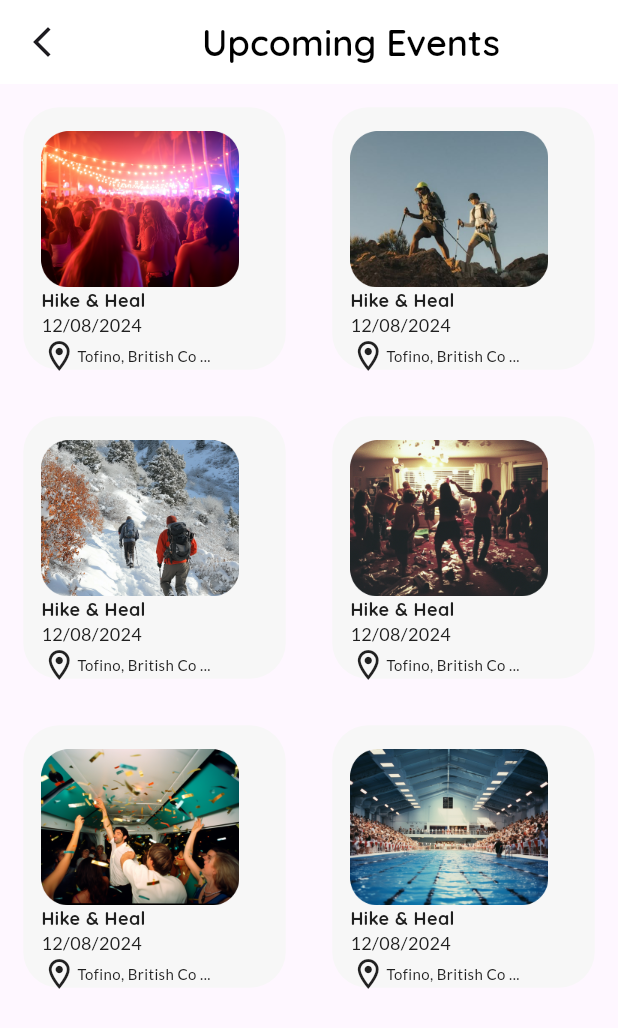
After one commit to Engr-Umair-Bahadar/app1, a Flutter app: the screen it shows after launch, on a phone screen of 412 x 824 dp. The commit adds this screen. Shown: the top 1028 px of the screen. Run offline on Flutter 3.47's test engine with Material 3 defaults, Android fonts, the phone set to English and light mode, and no system bars; our stand-ins replace get, google_fonts.

Commit message:
task(grid view) done

```diff
--- a/lib/main.dart
+++ b/lib/main.dart
@@ -1,7 +1,7 @@
 import 'package:flutter/material.dart';
-import 'package:myapp/ui/screens/auth/category_screen.dart';
 import 'package:myapp/ui/screens/auth/root_screen.dart';
-import 'package:myapp/ui/screens/discount_screen.dart';
+import 'package:myapp/ui/screens/auth/second_root_screen.dart';
+import 'package:myapp/ui/screens/auth/task.dart';
 
 void main() {
   runApp(const MyApp());
@@ -19,7 +19,7 @@ class MyApp extends StatelessWidget {
       theme: ThemeData(
         colorScheme: ColorScheme.fromSeed(seedColor: Colors.deepPurple),
       ),
-      home: RootScreen(),
+      home: Task(),
     );
   }
 }
--- a/lib/ui/screens/auth/login_screen.dart
+++ b/lib/ui/screens/auth/login_screen.dart
@@ -18,7 +18,7 @@ class LoginScreen extends StatefulWidget {
 
 class _LoginScreenState extends State<LoginScreen> {
   bool isSelect = false;
-  onClick() {
+  void onClick() {
     setState(() {
       isSelect = !isSelect;
     });
--- /dev/null
+++ b/lib/ui/screens/auth/task.dart
@@ -0,0 +1,111 @@
+import 'package:flutter/material.dart';
+import 'package:google_fonts/google_fonts.dart';
+import 'package:myapp/core/costant/colors.dart';
+import 'package:myapp/core/costant/strings.dart';
+import 'package:myapp/core/costant/text_style.dart';
+
+class Task extends StatelessWidget {
+  @override
+  Widget build(BuildContext context) {
+    return Scaffold(
+      appBar: AppBar(
+        leading: IconButton(
+          onPressed: () {},
+          icon: Icon(Icons.arrow_back_ios_new),
+        ),
+        title: Center(
+          child: Text(
+            'Upcoming Events',
+            style: GoogleFonts.quicksand(
+              textStyle: style24B.copyWith(
+                color: Colors.black,
+                fontWeight: FontWeight.w600,
+              ),
+            ),
+          ),
+        ),
+        backgroundColor: whiteColor,
+      ),
+      body: GridView.builder(
+        gridDelegate: const SliverGridDelegateWithFixedCrossAxisCount(
+          crossAxisCount: 2,
+        ),
+        itemCount: 6,
+        itemBuilder: (BuildContext context, int index) {
+          return Padding(
+            padding: const EdgeInsets.all(15.5),
+            child: Container(
+              width: 156,
+              height: 207,
+              decoration: BoxDecoration(
+                //color: blackColor,
+                color: Color(0xffF7F7F7),
+                borderRadius: BorderRadius.circular(24),
+              ),
+
+              child: Padding(
+                padding: const EdgeInsets.fromLTRB(12, 16, 12, 0),
+                child: Column(
+                  crossAxisAlignment: CrossAxisAlignment.start,
+                  children: [
+                    ClipRect(
+                      child: Image.asset(
+                        eventImages[index],
+                        width: 132,
+                        height: 104,
+                      ),
+                    ),
+
+                    Text(
+                      "Hike & Heal",
+                      style: GoogleFonts.quicksand(
+                        textStyle: style12Sb.copyWith(
+                          fontWeight: FontWeight.w700,
+                          color: blackColor,
+                        ),
+                      ),
+                    ),
+
+                    Text(
+                      "12/08/2024",
+                      style: GoogleFonts.lato(
+                        textStyle: style12Sb.copyWith(
+                          fontWeight: FontWeight.w500,
+                          color: blackColor,
+                        ),
+                      ),
+                    ),
+                    Row(
+                      // crossAxisAlignment: CrossAxisAlignment.start,
+                      children: [
+                        Icon(Icons.location_on_outlined),
+                        Text(
+                          "Tofino, British Co ...",
+                          style: GoogleFonts.lato(
+                            textStyle: style10M.copyWith(
+                              fontWeight: FontWeight.w500,
+                              color: blackColor,
+                            ),
+                          ),
+                        ),
+                      ],
+                    ),
+                  ],
+                ),
+              ),
+            ),
+          );
+        },
+      ),
+    );
+  }
+}
+
+final List<String> eventImages = [
+  "$staticAssets/party_img.png",
+  "$staticAssets/hiking_img.png",
+  "$staticAssets/hiking_two.png",
+  "$staticAssets/party_three.png",
+  "$staticAssets/party_two.png",
+  "$staticAssets/swimming.png",
+];
```
Also changed, not shown: lib/ui/screens/auth/category_screen.dart (+7 -4 lines), lib/ui/screens/auth/customise_screen.dart (added, +104 -0 lines), lib/ui/screens/auth/root_screen.dart (+6 -1 lines), lib/ui/screens/auth/second_root_screen.dart (added, +113 -0 lines), lib/ui/screens/discount_screen.dart (+10 -1 lines), pubspec.yaml (+5 -3 lines), assets/static_assets/bag.png (added), assets/static_assets/dashboard.png (added), assets/static_assets/hiking_img.png (added), assets/static_assets/hiking_two.png (added), assets/static_assets/home.png (added), assets/static_assets/party_img.png (added), assets/static_assets/party_three.png (added), assets/static_assets/party_two.png (added), 2 more files, 1 other file.
